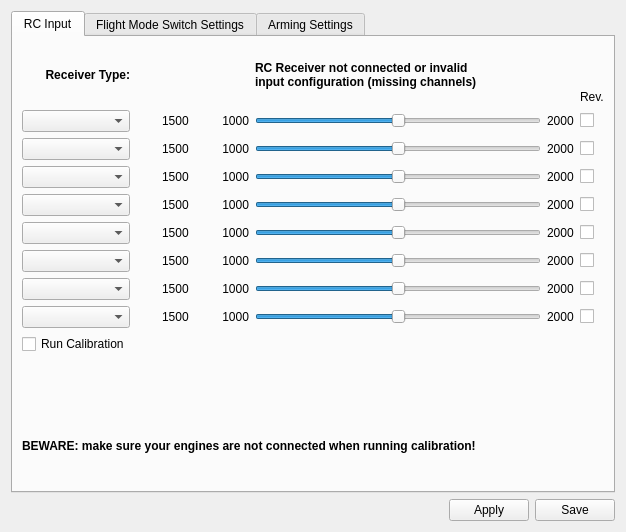
Old version of the form ground/openpilotgcs/src/plugins/config/input.ui in the repository openpilot/OpenPilot.
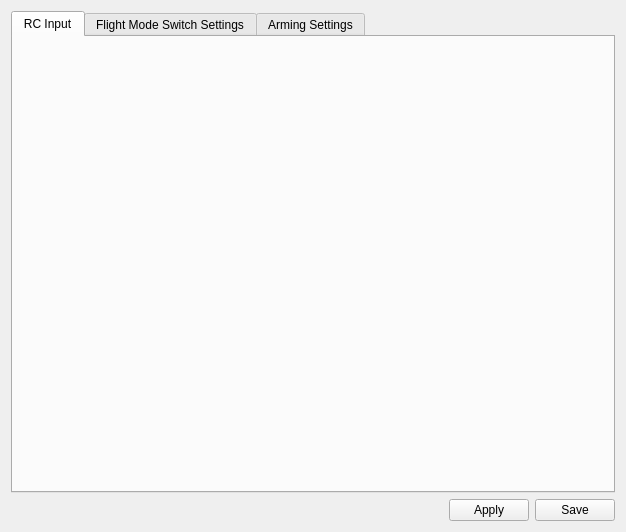
New version of the form. Icons and pictures are not drawn.

Commit message: Started working on the multi receiver support

The edit to the form file:
```diff
--- a/ground/openpilotgcs/src/plugins/config/input.ui
+++ b/ground/openpilotgcs/src/plugins/config/input.ui
@@ -25,770 +25,11 @@
       </attribute>
       <layout class="QGridLayout" name="gridLayout">
        <item row="0" column="0">
-        <widget class="QLabel" name="label_2">
-         <property name="font">
-          <font>
-           <weight>75</weight>
-           <bold>true</bold>
-          </font>
-         </property>
-         <property name="text">
-          <string>Receiver Type:</string>
-         </property>
-         <property name="alignment">
-          <set>Qt::AlignRight|Qt::AlignTrailing|Qt::AlignVCenter</set>
-         </property>
-        </widget>
-       </item>
-       <item row="0" column="5">
-        <layout class="QHBoxLayout" name="horizontalLayout_3">
-         <item>
-          <widget class="QLabel" name="RCInputConnected">
-           <property name="minimumSize">
-            <size>
-             <width>234</width>
-             <height>54</height>
-            </size>
-           </property>
-           <property name="font">
-            <font>
-             <weight>75</weight>
-             <bold>true</bold>
-            </font>
-           </property>
-           <property name="toolTip">
-            <string>Indicates whether OpenPilot is getting a signal from the RC receiver.</string>
-           </property>
-           <property name="text">
-            <string>RC Receiver not connected or invalid input configuration (missing channels)</string>
-           </property>
-           <property name="wordWrap">
-            <bool>true</bool>
-           </property>
-          </widget>
-         </item>
-        </layout>
-       </item>
-       <item row="0" column="9">
-        <widget class="QLabel" name="label">
-         <property name="text">
-          <string>Rev.</string>
-         </property>
-         <property name="alignment">
-          <set>Qt::AlignBottom|Qt::AlignLeading|Qt::AlignLeft</set>
-         </property>
-        </widget>
-       </item>
-       <item row="1" column="0">
-        <widget class="QComboBox" name="ch0Assign">
-         <property name="iconSize">
-          <size>
-           <width>16</width>
-           <height>16</height>
-          </size>
-         </property>
-         <property name="frame">
-          <bool>true</bool>
-         </property>
-        </widget>
-       </item>
-       <item row="1" column="5" colspan="3">
-        <widget class="QSlider" name="inSlider0">
-         <property name="mouseTracking">
-          <bool>true</bool>
-         </property>
-         <property name="minimum">
-          <number>1000</number>
-         </property>
-         <property name="maximum">
-          <number>2000</number>
-         </property>
-         <property name="value">
-          <number>1500</number>
-         </property>
-         <property name="orientation">
-          <enum>Qt::Horizontal</enum>
-         </property>
-        </widget>
-       </item>
-       <item row="1" column="8">
-        <widget class="QLabel" name="ch0Max">
-         <property name="toolTip">
-          <string>&lt;!DOCTYPE HTML PUBLIC &quot;-//W3C//DTD HTML 4.0//EN&quot; &quot;http://www.w3.org/TR/REC-html40/strict.dtd&quot;&gt;
-&lt;html&gt;&lt;head&gt;&lt;meta name=&quot;qrichtext&quot; content=&quot;1&quot; /&gt;&lt;style type=&quot;text/css&quot;&gt;
-p, li { white-space: pre-wrap; }
-&lt;/style&gt;&lt;/head&gt;&lt;body style=&quot; font-family:'FreeSans'; font-size:8pt; font-weight:400; font-style:normal;&quot;&gt;
-&lt;p style=&quot; margin-top:0px; margin-bottom:0px; margin-left:0px; margin-right:0px; -qt-block-indent:0; text-indent:0px;&quot;&gt;Maximum channel pulse width&lt;/p&gt;
-&lt;p style=&quot; margin-top:0px; margin-bottom:0px; margin-left:0px; margin-right:0px; -qt-block-indent:0; text-indent:0px;&quot;&gt;(microseconds)&lt;/p&gt;&lt;/body&gt;&lt;/html&gt;</string>
-         </property>
-         <property name="text">
-          <string>2000</string>
-         </property>
-        </widget>
-       </item>
-       <item row="1" column="9">
-        <widget class="QCheckBox" name="ch0Rev">
-         <property name="toolTip">
-          <string>Check this to reverse the channel.
-(Useful for transmitters without channel
-reversal capabilities).</string>
-         </property>
-         <property name="text">
-          <string/>
-         </property>
-        </widget>
-       </item>
-       <item row="2" column="0">
-        <widget class="QComboBox" name="ch1Assign"/>
-       </item>
-       <item row="2" column="5" colspan="3">
-        <widget class="QSlider" name="inSlider1">
-         <property name="mouseTracking">
-          <bool>true</bool>
-         </property>
-         <property name="minimum">
-          <number>1000</number>
-         </property>
-         <property name="maximum">
-          <number>2000</number>
-         </property>
-         <property name="value">
-          <number>1500</number>
-         </property>
-         <property name="orientation">
-          <enum>Qt::Horizontal</enum>
-         </property>
-        </widget>
-       </item>
-       <item row="2" column="8">
-        <widget class="QLabel" name="ch1Max">
-         <property name="toolTip">
-          <string>&lt;!DOCTYPE HTML PUBLIC &quot;-//W3C//DTD HTML 4.0//EN&quot; &quot;http://www.w3.org/TR/REC-html40/strict.dtd&quot;&gt;
-&lt;html&gt;&lt;head&gt;&lt;meta name=&quot;qrichtext&quot; content=&quot;1&quot; /&gt;&lt;style type=&quot;text/css&quot;&gt;
-p, li { white-space: pre-wrap; }
-&lt;/style&gt;&lt;/head&gt;&lt;body style=&quot; font-family:'FreeSans'; font-size:8pt; font-weight:400; font-style:normal;&quot;&gt;
-&lt;p style=&quot; margin-top:0px; margin-bottom:0px; margin-left:0px; margin-right:0px; -qt-block-indent:0; text-indent:0px;&quot;&gt;Maximum channel pulse width&lt;/p&gt;
-&lt;p style=&quot; margin-top:0px; margin-bottom:0px; margin-left:0px; margin-right:0px; -qt-block-indent:0; text-indent:0px;&quot;&gt;(microseconds)&lt;/p&gt;&lt;/body&gt;&lt;/html&gt;</string>
-         </property>
-         <property name="text">
-          <string>2000</string>
-         </property>
-        </widget>
-       </item>
-       <item row="2" column="9">
-        <widget class="QCheckBox" name="ch1Rev">
-         <property name="toolTip">
-          <string>Check this to reverse the channel.
-(Useful for transmitters without channel
-reversal capabilities).</string>
-         </property>
-         <property name="text">
-          <string/>
-         </property>
-        </widget>
-       </item>
-       <item row="3" column="0">
-        <widget class="QComboBox" name="ch2Assign"/>
-       </item>
-       <item row="3" column="5" colspan="3">
-        <widget class="QSlider" name="inSlider2">
-         <property name="mouseTracking">
-          <bool>true</bool>
-         </property>
-         <property name="minimum">
-          <number>1000</number>
-         </property>
-         <property name="maximum">
-          <number>2000</number>
-         </property>
-         <property name="value">
-          <number>1500</number>
-         </property>
-         <property name="orientation">
-          <enum>Qt::Horizontal</enum>
-         </property>
-        </widget>
-       </item>
-       <item row="3" column="8">
-        <widget class="QLabel" name="ch2Max">
-         <property name="toolTip">
-          <string>&lt;!DOCTYPE HTML PUBLIC &quot;-//W3C//DTD HTML 4.0//EN&quot; &quot;http://www.w3.org/TR/REC-html40/strict.dtd&quot;&gt;
-&lt;html&gt;&lt;head&gt;&lt;meta name=&quot;qrichtext&quot; content=&quot;1&quot; /&gt;&lt;style type=&quot;text/css&quot;&gt;
-p, li { white-space: pre-wrap; }
-&lt;/style&gt;&lt;/head&gt;&lt;body style=&quot; font-family:'FreeSans'; font-size:8pt; font-weight:400; font-style:normal;&quot;&gt;
-&lt;p style=&quot; margin-top:0px; margin-bottom:0px; margin-left:0px; margin-right:0px; -qt-block-indent:0; text-indent:0px;&quot;&gt;Maximum channel pulse width&lt;/p&gt;
-&lt;p style=&quot; margin-top:0px; margin-bottom:0px; margin-left:0px; margin-right:0px; -qt-block-indent:0; text-indent:0px;&quot;&gt;(microseconds)&lt;/p&gt;&lt;/body&gt;&lt;/html&gt;</string>
-         </property>
-         <property name="text">
-          <string>2000</string>
-         </property>
-        </widget>
-       </item>
-       <item row="3" column="9">
-        <widget class="QCheckBox" name="ch2Rev">
-         <property name="toolTip">
-          <string>Check this to reverse the channel.
-(Useful for transmitters without channel
-reversal capabilities).</string>
-         </property>
-         <property name="text">
-          <string/>
-         </property>
-        </widget>
-       </item>
-       <item row="4" column="0">
-        <widget class="QComboBox" name="ch3Assign"/>
-       </item>
-       <item row="4" column="5" colspan="3">
-        <widget class="QSlider" name="inSlider3">
-         <property name="mouseTracking">
-          <bool>true</bool>
-         </property>
-         <property name="minimum">
-          <number>1000</number>
-         </property>
-         <property name="maximum">
-          <number>2000</number>
-         </property>
-         <property name="value">
-          <number>1500</number>
-         </property>
-         <property name="orientation">
-          <enum>Qt::Horizontal</enum>
-         </property>
-        </widget>
-       </item>
-       <item row="4" column="8">
-        <widget class="QLabel" name="ch3Max">
-         <property name="toolTip">
-          <string>&lt;!DOCTYPE HTML PUBLIC &quot;-//W3C//DTD HTML 4.0//EN&quot; &quot;http://www.w3.org/TR/REC-html40/strict.dtd&quot;&gt;
-&lt;html&gt;&lt;head&gt;&lt;meta name=&quot;qrichtext&quot; content=&quot;1&quot; /&gt;&lt;style type=&quot;text/css&quot;&gt;
-p, li { white-space: pre-wrap; }
-&lt;/style&gt;&lt;/head&gt;&lt;body style=&quot; font-family:'FreeSans'; font-size:8pt; font-weight:400; font-style:normal;&quot;&gt;
-&lt;p style=&quot; margin-top:0px; margin-bottom:0px; margin-left:0px; margin-right:0px; -qt-block-indent:0; text-indent:0px;&quot;&gt;Maximum channel pulse width&lt;/p&gt;
-&lt;p style=&quot; margin-top:0px; margin-bottom:0px; margin-left:0px; margin-right:0px; -qt-block-indent:0; text-indent:0px;&quot;&gt;(microseconds)&lt;/p&gt;&lt;/body&gt;&lt;/html&gt;</string>
-         </property>
-         <property name="text">
-          <string>2000</string>
-         </property>
-        </widget>
-       </item>
-       <item row="4" column="9">
-        <widget class="QCheckBox" name="ch3Rev">
-         <property name="toolTip">
-          <string>Check this to reverse the channel.
-(Useful for transmitters without channel
-reversal capabilities).</string>
-         </property>
-         <property name="text">
-          <string/>
-         </property>
-        </widget>
-       </item>
-       <item row="5" column="0">
-        <widget class="QComboBox" name="ch4Assign"/>
-       </item>
-       <item row="5" column="5" colspan="3">
-        <widget class="QSlider" name="inSlider4">
-         <property name="mouseTracking">
-          <bool>true</bool>
-         </property>
-         <property name="minimum">
-          <number>1000</number>
-         </property>
-         <property name="maximum">
-          <number>2000</number>
-         </property>
-         <property name="value">
-          <number>1500</number>
-         </property>
-         <property name="orientation">
-          <enum>Qt::Horizontal</enum>
-         </property>
-        </widget>
-       </item>
-       <item row="5" column="8">
-        <widget class="QLabel" name="ch4Max">
-         <property name="toolTip">
-          <string>&lt;!DOCTYPE HTML PUBLIC &quot;-//W3C//DTD HTML 4.0//EN&quot; &quot;http://www.w3.org/TR/REC-html40/strict.dtd&quot;&gt;
-&lt;html&gt;&lt;head&gt;&lt;meta name=&quot;qrichtext&quot; content=&quot;1&quot; /&gt;&lt;style type=&quot;text/css&quot;&gt;
-p, li { white-space: pre-wrap; }
-&lt;/style&gt;&lt;/head&gt;&lt;body style=&quot; font-family:'FreeSans'; font-size:8pt; font-weight:400; font-style:normal;&quot;&gt;
-&lt;p style=&quot; margin-top:0px; margin-bottom:0px; margin-left:0px; margin-right:0px; -qt-block-indent:0; text-indent:0px;&quot;&gt;Maximum channel pulse width&lt;/p&gt;
-&lt;p style=&quot; margin-top:0px; margin-bottom:0px; margin-left:0px; margin-right:0px; -qt-block-indent:0; text-indent:0px;&quot;&gt;(microseconds)&lt;/p&gt;&lt;/body&gt;&lt;/html&gt;</string>
-         </property>
-         <property name="text">
-          <string>2000</string>
-         </property>
-        </widget>
-       </item>
-       <item row="5" column="9">
-        <widget class="QCheckBox" name="ch4Rev">
-         <property name="toolTip">
-          <string>Check this to reverse the channel.
-(Useful for transmitters without channel
-reversal capabilities).</string>
-         </property>
-         <property name="text">
-          <string/>
-         </property>
-        </widget>
-       </item>
-       <item row="6" column="0">
-        <widget class="QComboBox" name="ch5Assign"/>
-       </item>
-       <item row="6" column="5" colspan="3">
-        <widget class="QSlider" name="inSlider5">
-         <property name="mouseTracking">
-          <bool>true</bool>
-         </property>
-         <property name="minimum">
-          <number>1000</number>
-         </property>
-         <property name="maximum">
-          <number>2000</number>
-         </property>
-         <property name="value">
-          <number>1500</number>
-         </property>
-         <property name="orientation">
-          <enum>Qt::Horizontal</enum>
-         </property>
-        </widget>
-       </item>
-       <item row="6" column="8">
-        <widget class="QLabel" name="ch5Max">
-         <property name="toolTip">
-          <string>&lt;!DOCTYPE HTML PUBLIC &quot;-//W3C//DTD HTML 4.0//EN&quot; &quot;http://www.w3.org/TR/REC-html40/strict.dtd&quot;&gt;
-&lt;html&gt;&lt;head&gt;&lt;meta name=&quot;qrichtext&quot; content=&quot;1&quot; /&gt;&lt;style type=&quot;text/css&quot;&gt;
-p, li { white-space: pre-wrap; }
-&lt;/style&gt;&lt;/head&gt;&lt;body style=&quot; font-family:'FreeSans'; font-size:8pt; font-weight:400; font-style:normal;&quot;&gt;
-&lt;p style=&quot; margin-top:0px; margin-bottom:0px; margin-left:0px; margin-right:0px; -qt-block-indent:0; text-indent:0px;&quot;&gt;Maximum channel pulse width&lt;/p&gt;
-&lt;p style=&quot; margin-top:0px; margin-bottom:0px; margin-left:0px; margin-right:0px; -qt-block-indent:0; text-indent:0px;&quot;&gt;(microseconds)&lt;/p&gt;&lt;/body&gt;&lt;/html&gt;</string>
-         </property>
-         <property name="text">
-          <string>2000</string>
-         </property>
-        </widget>
-       </item>
-       <item row="6" column="9">
-        <widget class="QCheckBox" name="ch5Rev">
-         <property name="toolTip">
-          <string>Check this to reverse the channel.
-(Useful for transmitters without channel
-reversal capabilities).</string>
-         </property>
-         <property name="text">
-          <string/>
-         </property>
-        </widget>
-       </item>
-       <item row="7" column="0">
-        <widget class="QComboBox" name="ch6Assign"/>
-       </item>
-       <item row="7" column="5" colspan="3">
-        <widget class="QSlider" name="inSlider6">
-         <property name="mouseTracking">
-          <bool>true</bool>
-         </property>
-         <property name="minimum">
-          <number>1000</number>
-         </property>
-         <property name="maximum">
-          <number>2000</number>
-         </property>
-         <property name="value">
-          <number>1500</number>
-         </property>
-         <property name="orientation">
-          <enum>Qt::Horizontal</enum>
-         </property>
-        </widget>
-       </item>
-       <item row="7" column="8">
-        <widget class="QLabel" name="ch6Max">
-         <property name="toolTip">
-          <string>&lt;!DOCTYPE HTML PUBLIC &quot;-//W3C//DTD HTML 4.0//EN&quot; &quot;http://www.w3.org/TR/REC-html40/strict.dtd&quot;&gt;
-&lt;html&gt;&lt;head&gt;&lt;meta name=&quot;qrichtext&quot; content=&quot;1&quot; /&gt;&lt;style type=&quot;text/css&quot;&gt;
-p, li { white-space: pre-wrap; }
-&lt;/style&gt;&lt;/head&gt;&lt;body style=&quot; font-family:'FreeSans'; font-size:8pt; font-weight:400; font-style:normal;&quot;&gt;
-&lt;p style=&quot; margin-top:0px; margin-bottom:0px; margin-left:0px; margin-right:0px; -qt-block-indent:0; text-indent:0px;&quot;&gt;Maximum channel pulse width&lt;/p&gt;
-&lt;p style=&quot; margin-top:0px; margin-bottom:0px; margin-left:0px; margin-right:0px; -qt-block-indent:0; text-indent:0px;&quot;&gt;(microseconds)&lt;/p&gt;&lt;/body&gt;&lt;/html&gt;</string>
-         </property>
-         <property name="text">
-          <string>2000</string>
-         </property>
-        </widget>
-       </item>
-       <item row="7" column="9">
-        <widget class="QCheckBox" name="ch6Rev">
-         <property name="toolTip">
-          <string>Check this to reverse the channel.
-(Useful for transmitters without channel
-reversal capabilities).</string>
-         </property>
-         <property name="text">
-          <string/>
-         </property>
-        </widget>
-       </item>
-       <item row="8" column="0">
-        <widget class="QComboBox" name="ch7Assign"/>
-       </item>
-       <item row="8" column="5" colspan="3">
-        <widget class="QSlider" name="inSlider7">
-         <property name="mouseTracking">
-          <bool>true</bool>
-         </property>
-         <property name="minimum">
-          <number>1000</number>
-         </property>
-         <property name="maximum">
-          <number>2000</number>
-         </property>
-         <property name="value">
-          <number>1500</number>
-         </property>
-         <property name="orientation">
-          <enum>Qt::Horizontal</enum>
-         </property>
-        </widget>
-       </item>
-       <item row="8" column="8">
-        <widget class="QLabel" name="ch7Max">
-         <property name="toolTip">
-          <string>&lt;!DOCTYPE HTML PUBLIC &quot;-//W3C//DTD HTML 4.0//EN&quot; &quot;http://www.w3.org/TR/REC-html40/strict.dtd&quot;&gt;
-&lt;html&gt;&lt;head&gt;&lt;meta name=&quot;qrichtext&quot; content=&quot;1&quot; /&gt;&lt;style type=&quot;text/css&quot;&gt;
-p, li { white-space: pre-wrap; }
-&lt;/style&gt;&lt;/head&gt;&lt;body style=&quot; font-family:'FreeSans'; font-size:8pt; font-weight:400; font-style:normal;&quot;&gt;
-&lt;p style=&quot; margin-top:0px; margin-bottom:0px; margin-left:0px; margin-right:0px; -qt-block-indent:0; text-indent:0px;&quot;&gt;Maximum channel pulse width&lt;/p&gt;
-&lt;p style=&quot; margin-top:0px; margin-bottom:0px; margin-left:0px; margin-right:0px; -qt-block-indent:0; text-indent:0px;&quot;&gt;(microseconds)&lt;/p&gt;&lt;/body&gt;&lt;/html&gt;</string>
-         </property>
-         <property name="text">
-          <string>2000</string>
-         </property>
-        </widget>
-       </item>
-       <item row="8" column="9">
-        <widget class="QCheckBox" name="ch7Rev">
-         <property name="toolTip">
-          <string>Check this to reverse the channel.
-(Useful for transmitters without channel
-reversal capabilities).</string>
-         </property>
-         <property name="text">
-          <string/>
-         </property>
-        </widget>
-       </item>
-       <item row="14" column="0" colspan="10">
-        <widget class="QLabel" name="label_20">
-         <property name="font">
-          <font>
-           <weight>75</weight>
-           <bold>true</bold>
-          </font>
-         </property>
-         <property name="text">
-          <string>BEWARE: make sure your engines are not connected when running calibration!
-</string>
-         </property>
-        </widget>
-       </item>
-       <item row="11" column="0" colspan="10">
-        <widget class="QLabel" name="lblMissingInputs">
-         <property name="font">
-          <font>
-           <weight>75</weight>
-           <bold>true</bold>
-          </font>
-         </property>
-         <property name="text">
-          <string/>
-         </property>
-        </widget>
-       </item>
-       <item row="9" column="0">
-        <widget class="QCheckBox" name="doRCInputCalibration">
-         <property name="font">
-          <font>
-           <weight>50</weight>
-           <bold>false</bold>
-          </font>
-         </property>
-         <property name="toolTip">
-          <string>Start calibrating the RC Inputs.
-Uncheck/Check to restart calibration.
-During calibration: move your RC controls over their whole range,
-then leave them on Neutral, uncheck calibration and save.
-Neutral should be put at the bottom of the slider for the throttle.</string>
-         </property>
-         <property name="text">
-          <string>Run Calibration</string>
-         </property>
-        </widget>
-       </item>
-       <item row="0" column="1">
-        <widget class="QLabel" name="receiverType">
-         <property name="text">
-          <string/>
-         </property>
-        </widget>
-       </item>
-       <item row="1" column="4">
-        <widget class="QLabel" name="ch0Min">
-         <property name="toolTip">
-          <string>&lt;!DOCTYPE HTML PUBLIC &quot;-//W3C//DTD HTML 4.0//EN&quot; &quot;http://www.w3.org/TR/REC-html40/strict.dtd&quot;&gt;
-&lt;html&gt;&lt;head&gt;&lt;meta name=&quot;qrichtext&quot; content=&quot;1&quot; /&gt;&lt;style type=&quot;text/css&quot;&gt;
-p, li { white-space: pre-wrap; }
-&lt;/style&gt;&lt;/head&gt;&lt;body style=&quot; font-family:'FreeSans'; font-size:8pt; font-weight:400; font-style:normal;&quot;&gt;
-&lt;p style=&quot; margin-top:0px; margin-bottom:0px; margin-left:0px; margin-right:0px; -qt-block-indent:0; text-indent:0px;&quot;&gt;Minimum channel pulse width&lt;/p&gt;
-&lt;p style=&quot; margin-top:0px; margin-bottom:0px; margin-left:0px; margin-right:0px; -qt-block-indent:0; text-indent:0px;&quot;&gt;(microseconds)&lt;/p&gt;&lt;/body&gt;&lt;/html&gt;</string>
-         </property>
-         <property name="text">
-          <string>1000</string>
-         </property>
-         <property name="alignment">
-          <set>Qt::AlignRight|Qt::AlignTrailing|Qt::AlignVCenter</set>
-         </property>
-        </widget>
-       </item>
-       <item row="2" column="4">
-        <widget class="QLabel" name="ch1Min">
-         <property name="toolTip">
-          <string>&lt;!DOCTYPE HTML PUBLIC &quot;-//W3C//DTD HTML 4.0//EN&quot; &quot;http://www.w3.org/TR/REC-html40/strict.dtd&quot;&gt;
-&lt;html&gt;&lt;head&gt;&lt;meta name=&quot;qrichtext&quot; content=&quot;1&quot; /&gt;&lt;style type=&quot;text/css&quot;&gt;
-p, li { white-space: pre-wrap; }
-&lt;/style&gt;&lt;/head&gt;&lt;body style=&quot; font-family:'FreeSans'; font-size:8pt; font-weight:400; font-style:normal;&quot;&gt;
-&lt;p style=&quot; margin-top:0px; margin-bottom:0px; margin-left:0px; margin-right:0px; -qt-block-indent:0; text-indent:0px;&quot;&gt;Minimum channel pulse width&lt;/p&gt;
-&lt;p style=&quot; margin-top:0px; margin-bottom:0px; margin-left:0px; margin-right:0px; -qt-block-indent:0; text-indent:0px;&quot;&gt;(microseconds)&lt;/p&gt;&lt;/body&gt;&lt;/html&gt;</string>
-         </property>
-         <property name="text">
-          <string>1000</string>
-         </property>
-         <property name="alignment">
-          <set>Qt::AlignRight|Qt::AlignTrailing|Qt::AlignVCenter</set>
-         </property>
-        </widget>
-       </item>
-       <item row="3" column="4">
-        <widget class="QLabel" name="ch2Min">
-         <property name="toolTip">
-          <string>&lt;!DOCTYPE HTML PUBLIC &quot;-//W3C//DTD HTML 4.0//EN&quot; &quot;http://www.w3.org/TR/REC-html40/strict.dtd&quot;&gt;
-&lt;html&gt;&lt;head&gt;&lt;meta name=&quot;qrichtext&quot; content=&quot;1&quot; /&gt;&lt;style type=&quot;text/css&quot;&gt;
-p, li { white-space: pre-wrap; }
-&lt;/style&gt;&lt;/head&gt;&lt;body style=&quot; font-family:'FreeSans'; font-size:8pt; font-weight:400; font-style:normal;&quot;&gt;
-&lt;p style=&quot; margin-top:0px; margin-bottom:0px; margin-left:0px; margin-right:0px; -qt-block-indent:0; text-indent:0px;&quot;&gt;Minimum channel pulse width&lt;/p&gt;
-&lt;p style=&quot; margin-top:0px; margin-bottom:0px; margin-left:0px; margin-right:0px; -qt-block-indent:0; text-indent:0px;&quot;&gt;(microseconds)&lt;/p&gt;&lt;/body&gt;&lt;/html&gt;</string>
-         </property>
-         <property name="text">
-          <string>1000</string>
-         </property>
-         <property name="alignment">
-          <set>Qt::AlignRight|Qt::AlignTrailing|Qt::AlignVCenter</set>
-         </property>
-        </widget>
-       </item>
-       <item row="4" column="4">
-        <widget class="QLabel" name="ch3Min">
-         <property name="toolTip">
-          <string>&lt;!DOCTYPE HTML PUBLIC &quot;-//W3C//DTD HTML 4.0//EN&quot; &quot;http://www.w3.org/TR/REC-html40/strict.dtd&quot;&gt;
-&lt;html&gt;&lt;head&gt;&lt;meta name=&quot;qrichtext&quot; content=&quot;1&quot; /&gt;&lt;style type=&quot;text/css&quot;&gt;
-p, li { white-space: pre-wrap; }
-&lt;/style&gt;&lt;/head&gt;&lt;body style=&quot; font-family:'FreeSans'; font-size:8pt; font-weight:400; font-style:normal;&quot;&gt;
-&lt;p style=&quot; margin-top:0px; margin-bottom:0px; margin-left:0px; margin-right:0px; -qt-block-indent:0; text-indent:0px;&quot;&gt;Minimum channel pulse width&lt;/p&gt;
-&lt;p style=&quot; margin-top:0px; margin-bottom:0px; margin-left:0px; margin-right:0px; -qt-block-indent:0; text-indent:0px;&quot;&gt;(microseconds)&lt;/p&gt;&lt;/body&gt;&lt;/html&gt;</string>
-         </property>
-         <property name="text">
-          <string>1000</string>
-         </property>
-         <property name="alignment">
-          <set>Qt::AlignRight|Qt::AlignTrailing|Qt::AlignVCenter</set>
-         </property>
-        </widget>
-       </item>
-       <item row="5" column="4">
-        <widget class="QLabel" name="ch4Min">
-         <property name="toolTip">
-          <string>&lt;!DOCTYPE HTML PUBLIC &quot;-//W3C//DTD HTML 4.0//EN&quot; &quot;http://www.w3.org/TR/REC-html40/strict.dtd&quot;&gt;
-&lt;html&gt;&lt;head&gt;&lt;meta name=&quot;qrichtext&quot; content=&quot;1&quot; /&gt;&lt;style type=&quot;text/css&quot;&gt;
-p, li { white-space: pre-wrap; }
-&lt;/style&gt;&lt;/head&gt;&lt;body style=&quot; font-family:'FreeSans'; font-size:8pt; font-weight:400; font-style:normal;&quot;&gt;
-&lt;p style=&quot; margin-top:0px; margin-bottom:0px; margin-left:0px; margin-right:0px; -qt-block-indent:0; text-indent:0px;&quot;&gt;Minimum channel pulse width&lt;/p&gt;
-&lt;p style=&quot; margin-top:0px; margin-bottom:0px; margin-left:0px; margin-right:0px; -qt-block-indent:0; text-indent:0px;&quot;&gt;(microseconds)&lt;/p&gt;&lt;/body&gt;&lt;/html&gt;</string>
-         </property>
-         <property name="text">
-          <string>1000</string>
-         </property>
-         <property name="alignment">
-          <set>Qt::AlignRight|Qt::AlignTrailing|Qt::AlignVCenter</set>
-         </property>
-        </widget>
-       </item>
-       <item row="6" column="4">
-        <widget class="QLabel" name="ch5Min">
-         <property name="toolTip">
-          <string>&lt;!DOCTYPE HTML PUBLIC &quot;-//W3C//DTD HTML 4.0//EN&quot; &quot;http://www.w3.org/TR/REC-html40/strict.dtd&quot;&gt;
-&lt;html&gt;&lt;head&gt;&lt;meta name=&quot;qrichtext&quot; content=&quot;1&quot; /&gt;&lt;style type=&quot;text/css&quot;&gt;
-p, li { white-space: pre-wrap; }
-&lt;/style&gt;&lt;/head&gt;&lt;body style=&quot; font-family:'FreeSans'; font-size:8pt; font-weight:400; font-style:normal;&quot;&gt;
-&lt;p style=&quot; margin-top:0px; margin-bottom:0px; margin-left:0px; margin-right:0px; -qt-block-indent:0; text-indent:0px;&quot;&gt;Minimum channel pulse width&lt;/p&gt;
-&lt;p style=&quot; margin-top:0px; margin-bottom:0px; margin-left:0px; margin-right:0px; -qt-block-indent:0; text-indent:0px;&quot;&gt;(microseconds)&lt;/p&gt;&lt;/body&gt;&lt;/html&gt;</string>
-         </property>
-         <property name="text">
-          <string>1000</string>
-         </property>
-         <property name="alignment">
-          <set>Qt::AlignRight|Qt::AlignTrailing|Qt::AlignVCenter</set>
-         </property>
-        </widget>
-       </item>
-       <item row="7" column="4">
-        <widget class="QLabel" name="ch6Min">
-         <property name="toolTip">
-          <string>&lt;!DOCTYPE HTML PUBLIC &quot;-//W3C//DTD HTML 4.0//EN&quot; &quot;http://www.w3.org/TR/REC-html40/strict.dtd&quot;&gt;
-&lt;html&gt;&lt;head&gt;&lt;meta name=&quot;qrichtext&quot; content=&quot;1&quot; /&gt;&lt;style type=&quot;text/css&quot;&gt;
-p, li { white-space: pre-wrap; }
-&lt;/style&gt;&lt;/head&gt;&lt;body style=&quot; font-family:'FreeSans'; font-size:8pt; font-weight:400; font-style:normal;&quot;&gt;
-&lt;p style=&quot; margin-top:0px; margin-bottom:0px; margin-left:0px; margin-right:0px; -qt-block-indent:0; text-indent:0px;&quot;&gt;Minimum channel pulse width&lt;/p&gt;
-&lt;p style=&quot; margin-top:0px; margin-bottom:0px; margin-left:0px; margin-right:0px; -qt-block-indent:0; text-indent:0px;&quot;&gt;(microseconds)&lt;/p&gt;&lt;/body&gt;&lt;/html&gt;</string>
-         </property>
-         <property name="text">
-          <string>1000</string>
-         </property>
-         <property name="alignment">
-          <set>Qt::AlignRight|Qt::AlignTrailing|Qt::AlignVCenter</set>
-         </property>
-        </widget>
-       </item>
-       <item row="8" column="4">
-        <widget class="QLabel" name="ch7Min">
-         <property name="toolTip">
-          <string>&lt;!DOCTYPE HTML PUBLIC &quot;-//W3C//DTD HTML 4.0//EN&quot; &quot;http://www.w3.org/TR/REC-html40/strict.dtd&quot;&gt;
-&lt;html&gt;&lt;head&gt;&lt;meta name=&quot;qrichtext&quot; content=&quot;1&quot; /&gt;&lt;style type=&quot;text/css&quot;&gt;
-p, li { white-space: pre-wrap; }
-&lt;/style&gt;&lt;/head&gt;&lt;body style=&quot; font-family:'FreeSans'; font-size:8pt; font-weight:400; font-style:normal;&quot;&gt;
-&lt;p style=&quot; margin-top:0px; margin-bottom:0px; margin-left:0px; margin-right:0px; -qt-block-indent:0; text-indent:0px;&quot;&gt;Minimum channel pulse width&lt;/p&gt;
-&lt;p style=&quot; margin-top:0px; margin-bottom:0px; margin-left:0px; margin-right:0px; -qt-block-indent:0; text-indent:0px;&quot;&gt;(microseconds)&lt;/p&gt;&lt;/body&gt;&lt;/html&gt;</string>
-         </property>
-         <property name="text">
-          <string>1000</string>
-         </property>
-         <property name="alignment">
-          <set>Qt::AlignRight|Qt::AlignTrailing|Qt::AlignVCenter</set>
-         </property>
-        </widget>
-       </item>
-       <item row="1" column="2">
-        <widget class="QLabel" name="ch0Cur">
-         <property name="toolTip">
-          <string>&lt;!DOCTYPE HTML PUBLIC &quot;-//W3C//DTD HTML 4.0//EN&quot; &quot;http://www.w3.org/TR/REC-html40/strict.dtd&quot;&gt;
-&lt;html&gt;&lt;head&gt;&lt;meta name=&quot;qrichtext&quot; content=&quot;1&quot; /&gt;&lt;style type=&quot;text/css&quot;&gt;
-p, li { white-space: pre-wrap; }
-&lt;/style&gt;&lt;/head&gt;&lt;body style=&quot; font-family:'FreeSans'; font-size:10pt; font-weight:400; font-style:normal;&quot;&gt;
-&lt;p style=&quot; margin-top:0px; margin-bottom:0px; margin-left:0px; margin-right:0px; -qt-block-indent:0; text-indent:0px;&quot;&gt;&lt;span style=&quot; font-size:9pt;&quot;&gt;Current channel value.&lt;/span&gt;&lt;/p&gt;&lt;/body&gt;&lt;/html&gt;</string>
-         </property>
-         <property name="text">
-          <string>1500</string>
-         </property>
-        </widget>
-       </item>
-       <item row="2" column="2">
-        <widget class="QLabel" name="ch1Cur">
-         <property name="toolTip">
-          <string>&lt;!DOCTYPE HTML PUBLIC &quot;-//W3C//DTD HTML 4.0//EN&quot; &quot;http://www.w3.org/TR/REC-html40/strict.dtd&quot;&gt;
-&lt;html&gt;&lt;head&gt;&lt;meta name=&quot;qrichtext&quot; content=&quot;1&quot; /&gt;&lt;style type=&quot;text/css&quot;&gt;
-p, li { white-space: pre-wrap; }
-&lt;/style&gt;&lt;/head&gt;&lt;body style=&quot; font-family:'FreeSans'; font-size:10pt; font-weight:400; font-style:normal;&quot;&gt;
-&lt;p style=&quot; margin-top:0px; margin-bottom:0px; margin-left:0px; margin-right:0px; -qt-block-indent:0; text-indent:0px;&quot;&gt;&lt;span style=&quot; font-size:9pt;&quot;&gt;Current channel value.&lt;/span&gt;&lt;/p&gt;&lt;/body&gt;&lt;/html&gt;</string>
-         </property>
-         <property name="text">
-          <string>1500</string>
-         </property>
-        </widget>
-       </item>
-       <item row="3" column="2">
-        <widget class="QLabel" name="ch2Cur">
-         <property name="toolTip">
-          <string>&lt;!DOCTYPE HTML PUBLIC &quot;-//W3C//DTD HTML 4.0//EN&quot; &quot;http://www.w3.org/TR/REC-html40/strict.dtd&quot;&gt;
-&lt;html&gt;&lt;head&gt;&lt;meta name=&quot;qrichtext&quot; content=&quot;1&quot; /&gt;&lt;style type=&quot;text/css&quot;&gt;
-p, li { white-space: pre-wrap; }
-&lt;/style&gt;&lt;/head&gt;&lt;body style=&quot; font-family:'FreeSans'; font-size:10pt; font-weight:400; font-style:normal;&quot;&gt;
-&lt;p style=&quot; margin-top:0px; margin-bottom:0px; margin-left:0px; margin-right:0px; -qt-block-indent:0; text-indent:0px;&quot;&gt;&lt;span style=&quot; font-size:9pt;&quot;&gt;Current channel value.&lt;/span&gt;&lt;/p&gt;&lt;/body&gt;&lt;/html&gt;</string>
-         </property>
-         <property name="text">
-          <string>1500</string>
-         </property>
-        </widget>
-       </item>
-       <item row="4" column="2">
-        <widget class="QLabel" name="ch3Cur">
-         <property name="toolTip">
-          <string>&lt;!DOCTYPE HTML PUBLIC &quot;-//W3C//DTD HTML 4.0//EN&quot; &quot;http://www.w3.org/TR/REC-html40/strict.dtd&quot;&gt;
-&lt;html&gt;&lt;head&gt;&lt;meta name=&quot;qrichtext&quot; content=&quot;1&quot; /&gt;&lt;style type=&quot;text/css&quot;&gt;
-p, li { white-space: pre-wrap; }
-&lt;/style&gt;&lt;/head&gt;&lt;body style=&quot; font-family:'FreeSans'; font-size:10pt; font-weight:400; font-style:normal;&quot;&gt;
-&lt;p style=&quot; margin-top:0px; margin-bottom:0px; margin-left:0px; margin-right:0px; -qt-block-indent:0; text-indent:0px;&quot;&gt;&lt;span style=&quot; font-size:9pt;&quot;&gt;Current channel value.&lt;/span&gt;&lt;/p&gt;&lt;/body&gt;&lt;/html&gt;</string>
-         </property>
-         <property name="text">
-          <string>1500</string>
-         </property>
-        </widget>
-       </item>
-       <item row="5" column="2">
-        <widget class="QLabel" name="ch4Cur">
-         <property name="toolTip">
-          <string>&lt;!DOCTYPE HTML PUBLIC &quot;-//W3C//DTD HTML 4.0//EN&quot; &quot;http://www.w3.org/TR/REC-html40/strict.dtd&quot;&gt;
-&lt;html&gt;&lt;head&gt;&lt;meta name=&quot;qrichtext&quot; content=&quot;1&quot; /&gt;&lt;style type=&quot;text/css&quot;&gt;
-p, li { white-space: pre-wrap; }
-&lt;/style&gt;&lt;/head&gt;&lt;body style=&quot; font-family:'FreeSans'; font-size:10pt; font-weight:400; font-style:normal;&quot;&gt;
-&lt;p style=&quot; margin-top:0px; margin-bottom:0px; margin-left:0px; margin-right:0px; -qt-block-indent:0; text-indent:0px;&quot;&gt;&lt;span style=&quot; font-size:9pt;&quot;&gt;Current channel value.&lt;/span&gt;&lt;/p&gt;&lt;/body&gt;&lt;/html&gt;</string>
-         </property>
-         <property name="text">
-          <string>1500</string>
-         </property>
-        </widget>
-       </item>
-       <item row="6" column="2">
-        <widget class="QLabel" name="ch5Cur">
-         <property name="toolTip">
-          <string>&lt;!DOCTYPE HTML PUBLIC &quot;-//W3C//DTD HTML 4.0//EN&quot; &quot;http://www.w3.org/TR/REC-html40/strict.dtd&quot;&gt;
-&lt;html&gt;&lt;head&gt;&lt;meta name=&quot;qrichtext&quot; content=&quot;1&quot; /&gt;&lt;style type=&quot;text/css&quot;&gt;
-p, li { white-space: pre-wrap; }
-&lt;/style&gt;&lt;/head&gt;&lt;body style=&quot; font-family:'FreeSans'; font-size:10pt; font-weight:400; font-style:normal;&quot;&gt;
-&lt;p style=&quot; margin-top:0px; margin-bottom:0px; margin-left:0px; margin-right:0px; -qt-block-indent:0; text-indent:0px;&quot;&gt;&lt;span style=&quot; font-size:9pt;&quot;&gt;Current channel value.&lt;/span&gt;&lt;/p&gt;&lt;/body&gt;&lt;/html&gt;</string>
-         </property>
-         <property name="text">
-          <string>1500</string>
-         </property>
-        </widget>
-       </item>
-       <item row="7" column="2">
-        <widget class="QLabel" name="ch6Cur">
-         <property name="toolTip">
-          <string>&lt;!DOCTYPE HTML PUBLIC &quot;-//W3C//DTD HTML 4.0//EN&quot; &quot;http://www.w3.org/TR/REC-html40/strict.dtd&quot;&gt;
-&lt;html&gt;&lt;head&gt;&lt;meta name=&quot;qrichtext&quot; content=&quot;1&quot; /&gt;&lt;style type=&quot;text/css&quot;&gt;
-p, li { white-space: pre-wrap; }
-&lt;/style&gt;&lt;/head&gt;&lt;body style=&quot; font-family:'FreeSans'; font-size:10pt; font-weight:400; font-style:normal;&quot;&gt;
-&lt;p style=&quot; margin-top:0px; margin-bottom:0px; margin-left:0px; margin-right:0px; -qt-block-indent:0; text-indent:0px;&quot;&gt;&lt;span style=&quot; font-size:9pt;&quot;&gt;Current channel value.&lt;/span&gt;&lt;/p&gt;&lt;/body&gt;&lt;/html&gt;</string>
-         </property>
-         <property name="text">
-          <string>1500</string>
-         </property>
-        </widget>
-       </item>
-       <item row="8" column="2">
-        <widget class="QLabel" name="ch7Cur">
-         <property name="toolTip">
-          <string>&lt;!DOCTYPE HTML PUBLIC &quot;-//W3C//DTD HTML 4.0//EN&quot; &quot;http://www.w3.org/TR/REC-html40/strict.dtd&quot;&gt;
-&lt;html&gt;&lt;head&gt;&lt;meta name=&quot;qrichtext&quot; content=&quot;1&quot; /&gt;&lt;style type=&quot;text/css&quot;&gt;
-p, li { white-space: pre-wrap; }
-&lt;/style&gt;&lt;/head&gt;&lt;body style=&quot; font-family:'FreeSans'; font-size:10pt; font-weight:400; font-style:normal;&quot;&gt;
-&lt;p style=&quot; margin-top:0px; margin-bottom:0px; margin-left:0px; margin-right:0px; -qt-block-indent:0; text-indent:0px;&quot;&gt;&lt;span style=&quot; font-size:9pt;&quot;&gt;Current channel value.&lt;/span&gt;&lt;/p&gt;&lt;/body&gt;&lt;/html&gt;</string>
-         </property>
-         <property name="text">
-          <string>1500</string>
-         </property>
+        <widget class="QStackedWidget" name="stackedWidget">
+         <widget class="QWidget" name="advancedPage">
+          <layout class="QVBoxLayout" name="verticalLayout_4"/>
+         </widget>
+         <widget class="QWidget" name="page"/>
         </widget>
        </item>
       </layout>
```
Left out of the diff: 139 changed lines with no effect on the pictures. The commit also changes 9 other files.
